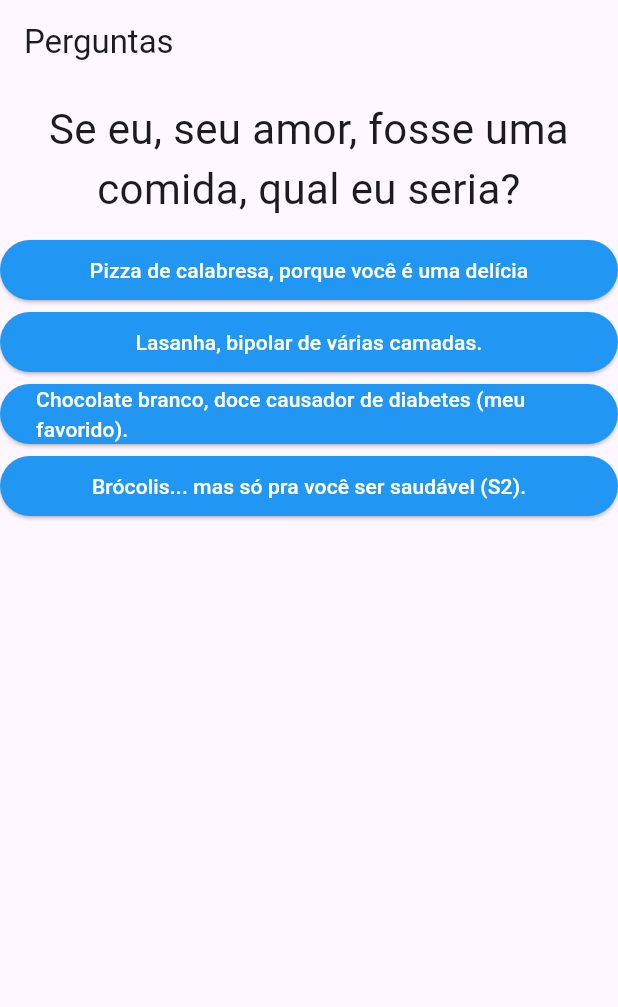
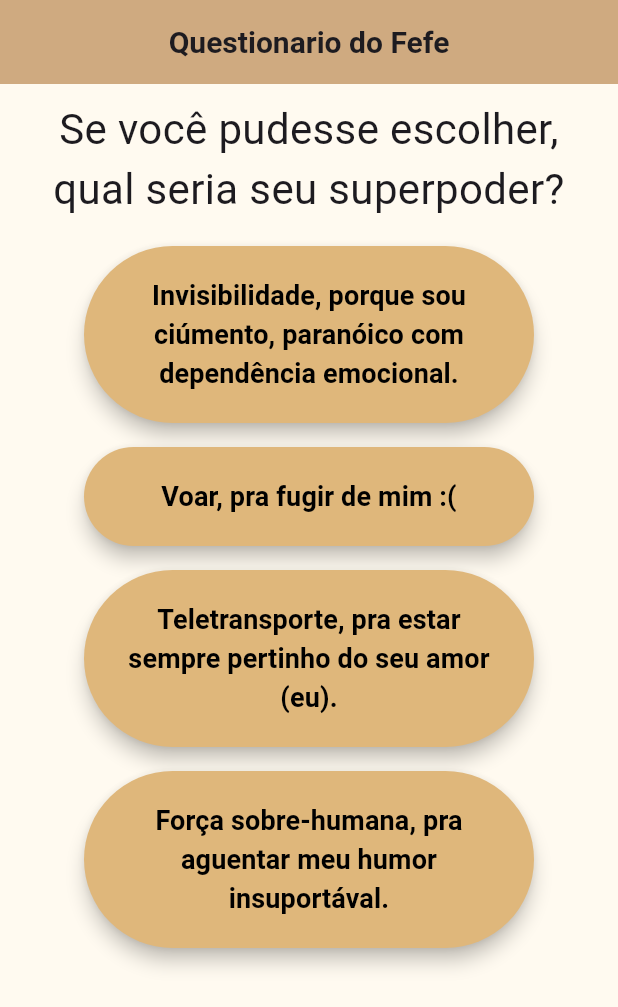
Before and after one commit to Wendelsena/FirstTest_Flutter, a Flutter app: the screen it shows after launch, after a tap on "Pizza de calabresa, porque você é uma de", on a phone screen of 412 x 824 dp. Shown: the top 1007 px of the screen. Run offline on Flutter 3.47's test engine with Material 3 defaults, Android fonts, the phone set to English and light mode, and no system bars.

Commit message:
Algumas Correções

```diff
--- a/lib/main.dart
+++ b/lib/main.dart
@@ -18,7 +18,7 @@
         'respostas' : [
           {'texto' : 'Pizza de calabresa, porque você é uma delícia', 'nota' : 10},
           {'texto' : 'Lasanha, bipolar de várias camadas.', 'nota' : 10},
-          {'texto' : 'Chocolate branco, doce causador de diabetes (meu favorido).', 'nota' : 10},
+          {'texto' : 'Chocolate branco, doce, causador de diabetes (meu favorido).', 'nota' : 10},
           {'texto' : 'Brócolis... mas só pra você ser saudável (S2).', 'nota' : 10},
         ],
       },
@@ -96,19 +96,35 @@
     // }
 
 
-
-    return new MaterialApp(  // Retorna o widget MaterialApp, que é o widget raiz da sua aplicação
+      return MaterialApp(  // Retorna o widget MaterialApp, que é o widget raiz da sua aplicação
         home: Scaffold( // Scaffold fornece uma estrutura visual básica, como AppBar, Drawer, BottomNavigationBar, etc.
           appBar: AppBar( // AppBar é a barra de título no topo da tela
-          title: Text('Perguntas'),
+            title: Center(
+              child: Text(
+                'Questionario do Fefe',
+                style: TextStyle(
+                  fontWeight: FontWeight.bold, // Aplica negrito ao texto
+                  fontSize: 20, // Ajuste o tamanho da fonte conforme necessário
                 ),
+              ),
+            ),
+            backgroundColor: const Color.fromARGB(255, 223, 183, 123), // Define a cor de fundo da AppBar.
+            elevation: 10, // Adiciona sombra ao AppBar
+          ),
+          backgroundColor: const Color(0xFFFFFAF0), // Define a cor de fundo do Scaffold
           body: temPerguntaSelecionada
-        ? Questionario(perguntas: _perguntas,
+            ? Questionario(
+                perguntas: _perguntas,
                 perguntaSelecionada: _perguntaSelecionada,
-                       quandoResponder: _responder)
-         : Resultado(_notaTotal, _reiniciarQuestionario),
+                quandoResponder: _responder,
+              )
+            : Resultado(
+                _notaTotal,
+                _reiniciarQuestionario,
+              ),
         ),
       );
+
   }
 }
 
--- a/lib/questionario.dart
+++ b/lib/questionario.dart
@@ -29,19 +29,26 @@
 
 
      List<Widget> widgets = respostas.map((resp) {
-        // 'respostas' é uma lista de mapas, onde cada mapa contém uma resposta e uma pontuação.
-        // O 'map' itera sobre a lista de respostas, aplicando a função a seguir a cada item da lista (resp).
-        return Resposta(
-          resp['texto'].toString(),
-          // Para cada item 'resp', pega o valor da chave 'texto' e o converte para uma string.
-          // Esse valor será exibido no botão da resposta.
+      // 'respostas' é uma lista de mapas, onde cada mapa contém uma resposta e uma pontuação.
 
-          () => quandoResponder(int.parse(resp['pontuacao'].toString())),
-          // Define uma função anônima para ser chamada ao clicar no botão de resposta.
-          // A função chama 'quandoResponder' passando a pontuação associada à resposta.
-          // A pontuação é convertida de String para int usando 'int.parse()'.
-        );
-      }).toList();  // 'toList()' converte o resultado do map, que é um Iterable, para uma lista de widgets.
+      final texto = resp['texto']?.toString() ?? 'Resposta desconhecida';
+      // Obtém o valor da chave 'texto' e o converte para uma string.
+      // Se 'texto' for null, usa um valor padrão 'Resposta desconhecida'.
+
+      final pontuacaoStr = resp['pontuacao']?.toString();
+      // Obtém o valor da chave 'pontuacao' e o converte para uma string, se possível.
+
+      final pontuacao = int.tryParse(pontuacaoStr ?? '');
+      // Tenta converter a string 'pontuacaoStr' para um inteiro.
+      // Se a conversão falhar, 'pontuacao' será null.
+
+      return Resposta(
+        texto,
+        // Passa o texto para o widget Resposta.
+        () => quandoResponder(pontuacao ?? 0),
+        // Passa a pontuação para a função 'quandoResponder', ou 0 se a conversão falhar.
+      );
+    }).toList(); // 'toList()' converte o resultado do map, que é um Iterable, para uma lista de widgets.
 
 
 
--- a/lib/resposta.dart
+++ b/lib/resposta.dart
@@ -9,13 +9,23 @@
   @override
   Widget build(BuildContext context) {
     return Container(
-      width: double.infinity,
+      width: 300, // Largura fixa do Container
+      padding: EdgeInsets.symmetric(vertical: 8.0), // Padding vertical para espaçar os botões
       child: ElevatedButton(
         style: ElevatedButton.styleFrom(
-          foregroundColor: Colors.white, // cor de texto
-          backgroundColor: Colors.blue, // cor de fundo
+          backgroundColor: const Color.fromARGB(255, 223, 183, 123), // Cor de fundo
+          foregroundColor: Colors.black, // Cor do texto
+          elevation: 5, // Sombra do botão
+          padding: EdgeInsets.symmetric(vertical: 20.0, horizontal: 20.0), // Padding interno do botão
         ),
-        child: Text(texto),
+        child: Text(
+          texto,
+          style: TextStyle(
+            fontSize: 18, // Tamanho da fonte
+            fontWeight: FontWeight.bold, // Negrito para destacar o texto
+          ),
+          textAlign: TextAlign.center, // Alinha o texto ao centro
+        ),
         onPressed: quandoSelecionado,
       ),
     );
```
Also changed, not shown: lib/resultado.dart (+16 -6 lines). Lines whose indentation alone changed are shown as unchanged.
